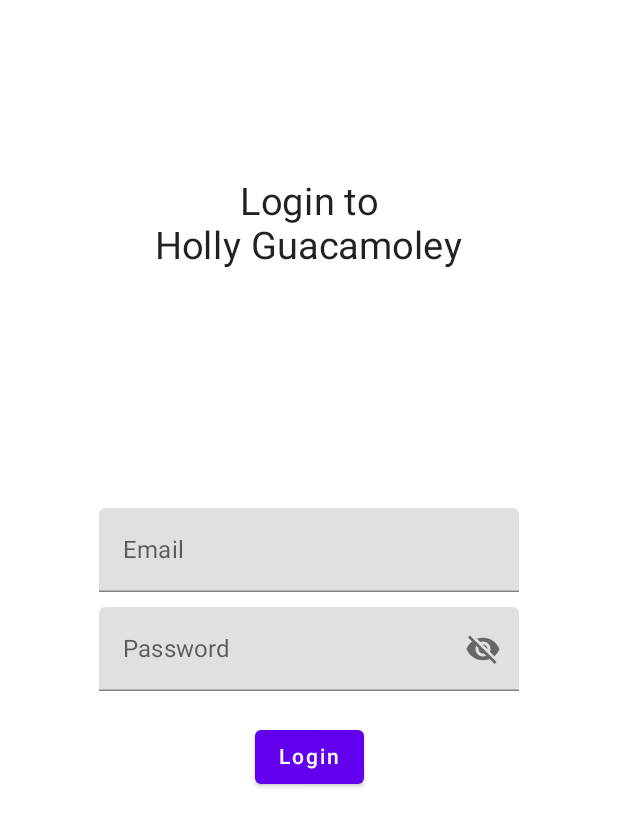
After one commit to lexisother/gilde-restaurant, an Android app built with Jetpack Compose: the LoginScreen screen opened through its navigation route, on a phone screen of 412 x 824 dp. The commit adds this screen. Shown: the top 827 px of the screen. Run offline under Robolectric (Android 15) with nearby library versions, the phone set to English and light mode, and no system bars.

Commit message:
[Portal-App] Add LoginScreen

```diff
--- a/Portal-App/app/src/main/java/dev/alyxia/portal_app/MainActivity.kt
+++ b/Portal-App/app/src/main/java/dev/alyxia/portal_app/MainActivity.kt
@@ -10,6 +10,7 @@ import androidx.compose.ui.Modifier
 import androidx.navigation.compose.NavHost
 import androidx.navigation.compose.composable
 import androidx.navigation.compose.rememberNavController
+import dev.alyxia.portal_app.composables.LoginScreen
 import dev.alyxia.portal_app.composables.Main
 import dev.alyxia.portal_app.composables.MenuCard
 import dev.alyxia.portal_app.ui.theme.PortalAppTheme
@@ -25,7 +26,8 @@ class MainActivity : ComponentActivity() {
                     color = MaterialTheme.colors.background
                 ) {
                     val navController = rememberNavController()
-                    NavHost(navController = navController, startDestination = "main") {
+                    NavHost(navController = navController, startDestination = "loginscreen") {
+                        composable("loginscreen") { LoginScreen(navController) }
                         composable("main") { Main(navController) }
                         composable("menu") { MenuCard(navController) }
                     }
--- /dev/null
+++ b/Portal-App/app/src/main/java/dev/alyxia/portal_app/composables/LoginScreen.kt
@@ -0,0 +1,101 @@
+package dev.alyxia.portal_app.composables
+
+import androidx.compose.animation.AnimatedVisibility
+import androidx.compose.foundation.layout.*
+import androidx.compose.foundation.text.KeyboardOptions
+import androidx.compose.material.*
+import androidx.compose.material.icons.Icons
+import androidx.compose.material.icons.filled.Visibility
+import androidx.compose.material.icons.filled.VisibilityOff
+import androidx.compose.runtime.*
+import androidx.compose.ui.Alignment
+import androidx.compose.ui.Modifier
+import androidx.compose.ui.text.input.KeyboardType
+import androidx.compose.ui.text.input.PasswordVisualTransformation
+import androidx.compose.ui.text.input.TextFieldValue
+import androidx.compose.ui.text.input.VisualTransformation
+import androidx.compose.ui.unit.dp
+import androidx.compose.ui.unit.sp
+import androidx.navigation.NavController
+
+@Composable
+fun LoginScreen(navController: NavController) {
+    Column(horizontalAlignment = Alignment.CenterHorizontally) {
+        Column {
+            Text(
+                modifier = Modifier
+                    .padding(top = 120.dp)
+                    .align(Alignment.CenterHorizontally),
+                fontSize = 25.sp,
+                text = "Login to"
+            )
+            Text(
+                modifier = Modifier.align(Alignment.CenterHorizontally),
+                fontSize = 25.sp,
+                text = "Holly Guacamoley"
+            )
+        }
+        Column(
+            modifier = Modifier
+                .padding(top = 160.dp)
+                .wrapContentHeight()
+                .fillMaxWidth(),
+            verticalArrangement = Arrangement.spacedBy(10.dp)
+        ) {
+            var emailState by remember { mutableStateOf(TextFieldValue()) }
+            var passState by remember { mutableStateOf(TextFieldValue()) }
+            var passwordVisibility by remember { mutableStateOf(false) }
+            var isErrorred by remember { mutableStateOf(false) }
+            val pattern = "^[^@]+@[^@]+\\.[^@]+\$".toRegex()
+
+
+            TextField(
+                modifier = Modifier.align(Alignment.CenterHorizontally),
+                label = { Text("Email") },
+                value = emailState,
+                isError = isErrorred,
+                onValueChange = {
+                    emailState = it
+                    isErrorred = !emailState.text.contains(pattern)
+                }
+            )
+            AnimatedVisibility(visible = isErrorred) {
+                Box(modifier = Modifier.fillMaxWidth(), contentAlignment = Alignment.Center) {
+                    Text(
+                        fontSize = 10.sp,
+                        color = MaterialTheme.colors.error,
+                        text = "Invalid email!"
+                    )
+                }
+            }
+            TextField(
+                modifier = Modifier.align(Alignment.CenterHorizontally),
+                label = { Text("Password") },
+                value = passState,
+                onValueChange = { passState = it },
+                visualTransformation = if (passwordVisibility) VisualTransformation.None else PasswordVisualTransformation(),
+                keyboardOptions = KeyboardOptions(keyboardType = KeyboardType.Password),
+                trailingIcon = {
+                    val image =
+                        if (passwordVisibility) Icons.Filled.Visibility else Icons.Filled.VisibilityOff
+                    IconButton(onClick = { passwordVisibility = !passwordVisibility }) {
+                        Icon(imageVector = image, "Show/Hide password")
+                    }
+                }
+            )
+            Button(
+                modifier = Modifier
+                    .align(Alignment.CenterHorizontally)
+                    .padding(top = 10.dp),
+//                colors = ButtonDefaults.buttonColors(backgroundColor = )
+                onClick = {
+                    if (emailState.text.isNotEmpty() && !isErrorred && passState.text.isNotEmpty()) {
+                        navController.navigate("main")
+                    }
+                }
+            ) {
+                Text("Login")
+            }
+        }
+    }
+}
```
